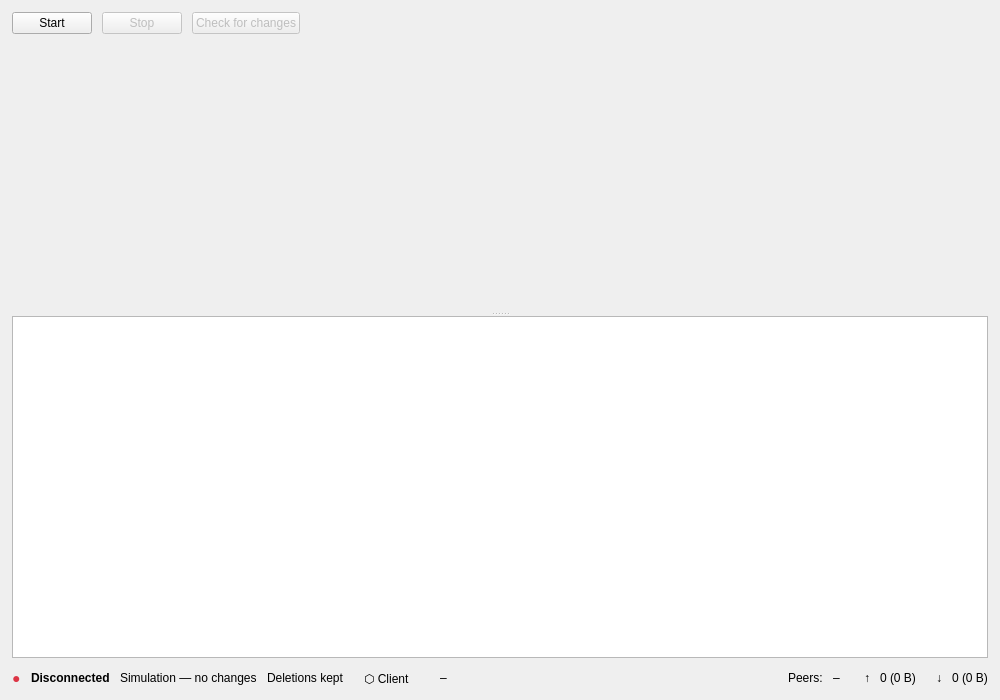
albertsdk/hsync-desktop, file hsync_desktop/ui/main_window.ui: the form before one commit.
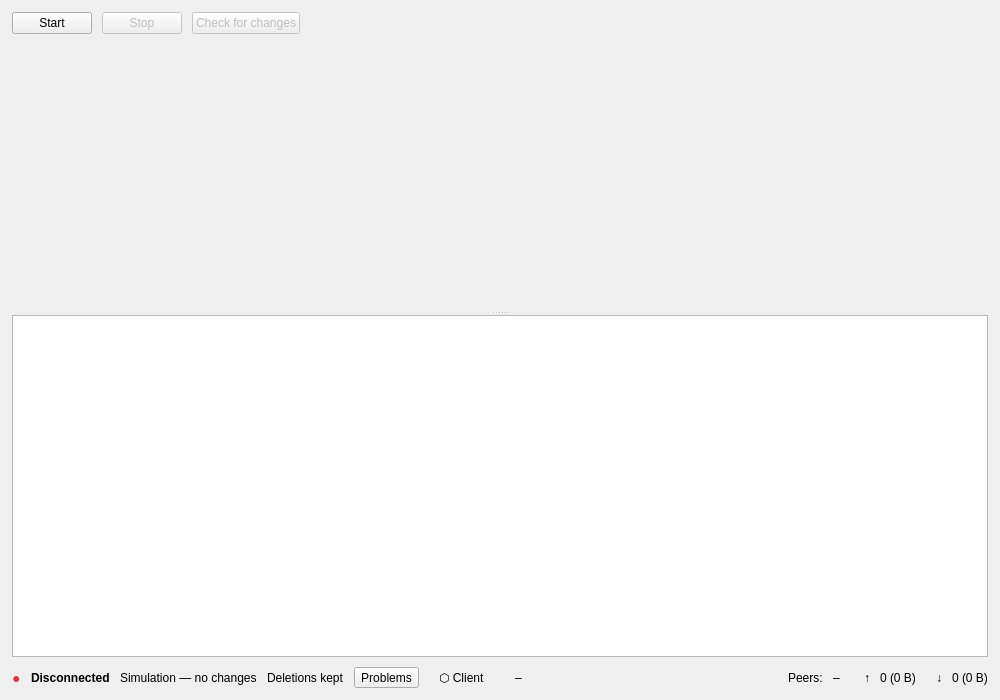
The form after the commit.

Commit message: feat(ui): list the active problems on a status-bar badge

```diff
--- a/hsync_desktop/ui/main_window.ui
+++ b/hsync_desktop/ui/main_window.ui
@@ -197,6 +197,19 @@
         </property>
        </widget>
       </item>
+      <item>
+       <widget class="QToolButton" name="problemsBadge">
+        <property name="visible">
+         <bool>false</bool>
+        </property>
+        <property name="text">
+         <string>Problems</string>
+        </property>
+        <property name="toolButtonStyle">
+         <enum>Qt::ToolButtonTextOnly</enum>
+        </property>
+       </widget>
+      </item>
       <item>
        <spacer name="statusSpacer1">
         <property name="orientation">
```
The commit also changes 24 other files.
